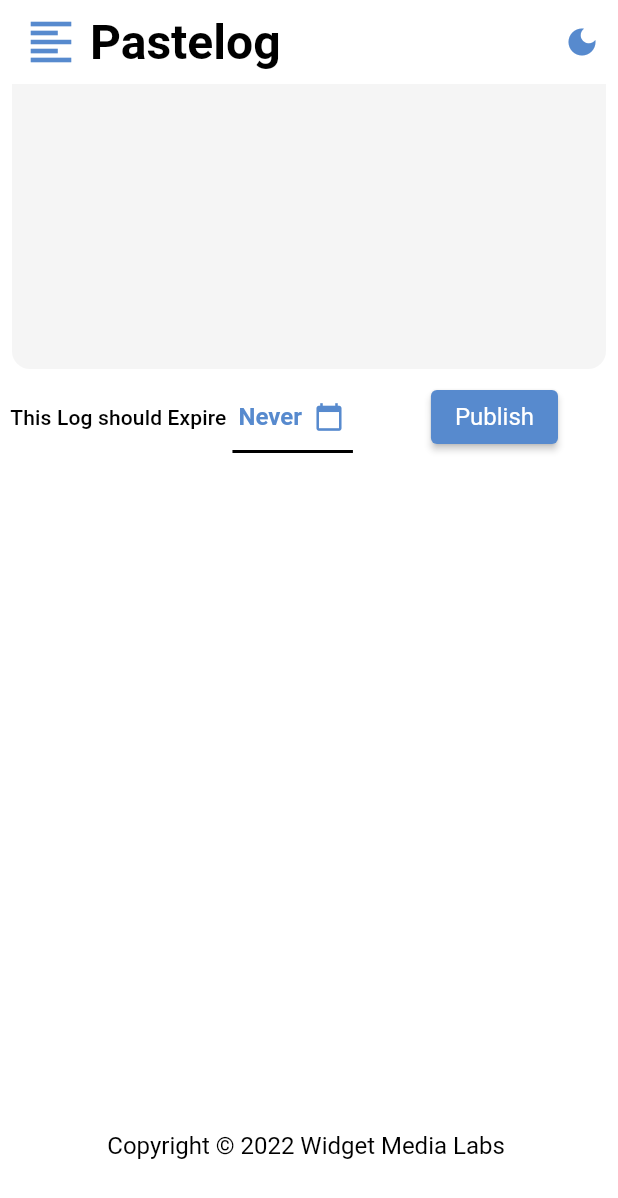
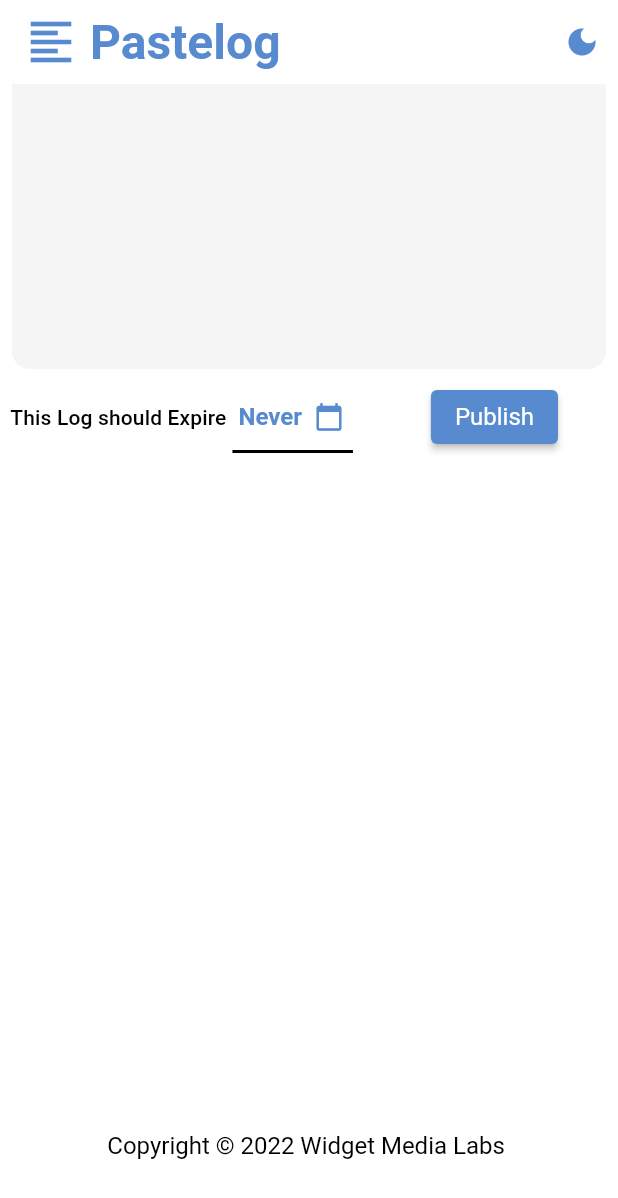
Before and after one commit to maheshj01/pastelog, a Flutter app: the screen it shows after launch, scrolled down 238 dp, on a phone screen of 412 x 824 dp. Shown: the top 1198 px of the screen. Run offline on Flutter 3.47's test engine with Material 2 defaults, Android fonts, the phone set to English and light mode, and no system bars; our stand-ins replace cloud_firestore, firebase_core, go_router, google_fonts, shared_preferences; missing offline and left inert: dart:html, dart:js; accounts and stored records are empty; generated files the repository leaves out were written again.

Commit message:
update font

```diff
--- a/lib/pages/home.dart
+++ b/lib/pages/home.dart
@@ -1,4 +1,5 @@
 import 'package:flutter/material.dart';
+import 'package:google_fonts/google_fonts.dart';
 import 'package:pastelog/constants/constants.dart';
 import 'package:pastelog/main.dart';
 import 'package:pastelog/models/log_model.dart';
@@ -231,13 +232,13 @@
           const SizedBox(
             width: 8,
           ),
-          Text(
-            appTitle,
-            style: Theme.of(context)
-                .textTheme
-                .headline3!
-                .copyWith(color: AppTheme.themeTextColor),
-          ),
+          Text(appTitle,
+              style: GoogleFonts.anticSlab(
+                textStyle: Theme.of(context)
+                    .textTheme
+                    .headline3!
+                    .copyWith(color: AppTheme.colorScheme.primary),
+              )),
         ],
       ),
     );
--- a/lib/pages/log_detail.dart
+++ b/lib/pages/log_detail.dart
@@ -237,9 +237,9 @@
                         showMessage(context, " copied to clipboard!");
                         popView(context);
                       },
-                      icon: const Icon(
+                      icon: Icon(
                         Icons.copy,
-                        color: Colors.white,
+                        color: AppTheme.themeTextColor,
                       ))
                 ],
               ),
```
